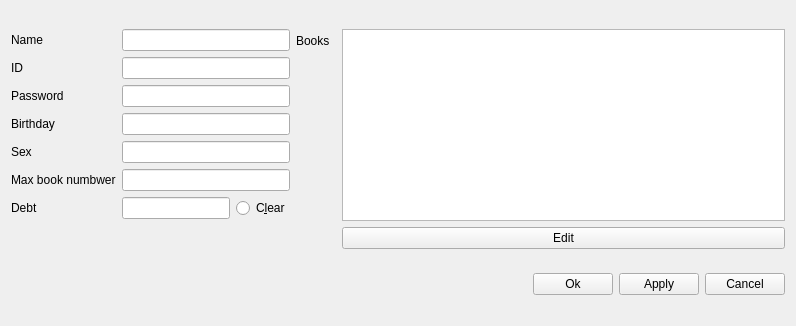
This is sourcecode/editreader.ui in LiuzhouChan/database-Project-with-QT as Qt 5 draws it before an edit. The edited form follows.
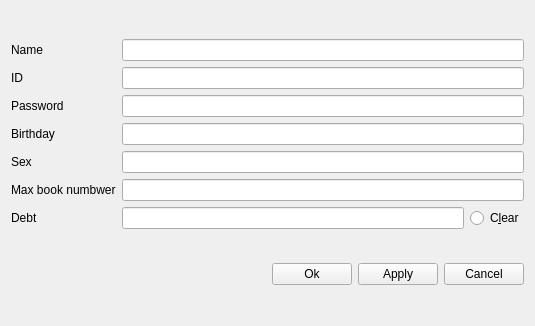
This is the edited form.

The edit to the form file:
```diff
--- a/sourcecode/editreader.ui
+++ b/sourcecode/editreader.ui
@@ -6,15 +6,15 @@
    <rect>
     <x>0</x>
     <y>0</y>
-    <width>796</width>
+    <width>535</width>
     <height>326</height>
    </rect>
   </property>
   <property name="windowTitle">
    <string>Form</string>
   </property>
-  <layout class="QFormLayout" name="formLayout_2">
-   <item row="0" column="0">
+  <layout class="QVBoxLayout" name="verticalLayout_3">
+   <item>
     <layout class="QHBoxLayout" name="horizontalLayout">
      <item>
       <layout class="QVBoxLayout" name="verticalLayout_2">
@@ -135,41 +135,7 @@
      </item>
     </layout>
    </item>
-   <item row="0" column="1">
-    <layout class="QFormLayout" name="formLayout">
-     <item row="0" column="0">
-      <widget class="QLabel" name="label_8">
-       <property name="text">
-        <string>Books</string>
-       </property>
-      </widget>
-     </item>
-     <item row="0" column="1">
-      <widget class="QTableWidget" name="tableWidget"/>
-     </item>
-     <item row="1" column="1">
-      <widget class="QPushButton" name="pushButton_4">
-       <property name="text">
-        <string>Edit</string>
-       </property>
-      </widget>
-     </item>
-     <item row="1" column="0">
-      <spacer name="horizontalSpacer">
-       <property name="orientation">
-        <enum>Qt::Horizontal</enum>
-       </property>
-       <property name="sizeHint" stdset="0">
-        <size>
-         <width>40</width>
-         <height>20</height>
-        </size>
-       </property>
-      </spacer>
-     </item>
-    </layout>
-   </item>
-   <item row="1" column="1">
+   <item>
     <layout class="QHBoxLayout" name="horizontalLayout_2">
      <item>
       <spacer name="horizontalSpacer_2">
```
